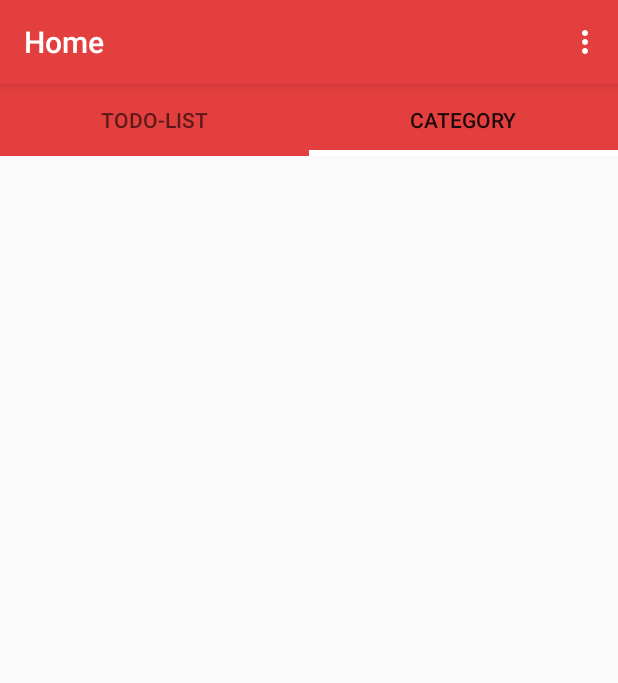
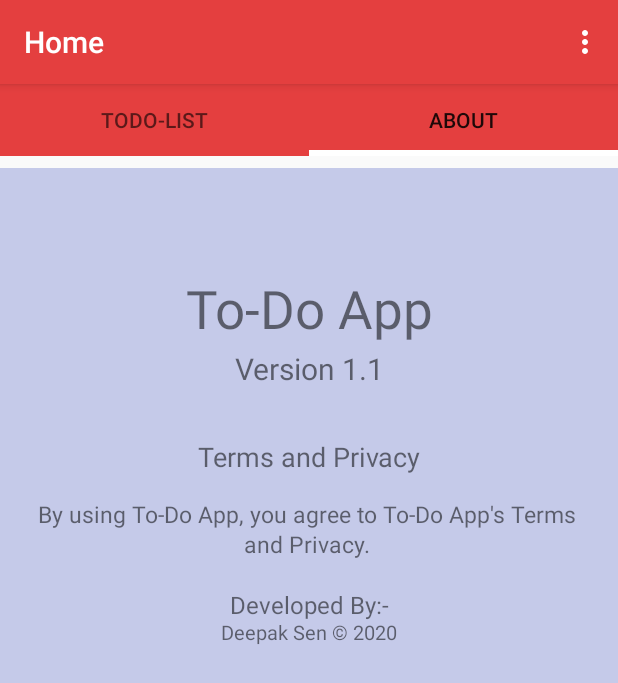
Before and after one commit to deepak-sen/ToDo_App, an Android app: the MainActivity screen opened directly, with no data from a screen before it, tab 2 chosen, on a phone screen of 412 x 824 dp. Shown: the top 683 px of the screen. Run offline under Robolectric (Android 15) with nearby library versions, the phone set to English and light mode, and no system bars; our stand-ins replace Room's generated code.

Commit message:
about page pushed to about

```diff
--- a/app/src/main/java/com/example/todomvvm/tasks/MainActivity.java
+++ b/app/src/main/java/com/example/todomvvm/tasks/MainActivity.java
@@ -40,7 +40,7 @@ public class MainActivity extends AppCompatActivity  {
         tabLayout = (TabLayout) findViewById(R.id.tabLayout);
         adapter = new TabAdapter(getSupportFragmentManager());
         adapter.addFragment(new ListFragment(), "Todo-List");
-        adapter.addFragment(new SecondFragment(), "Category");
+        adapter.addFragment(new SecondFragment(), "About");
 
         viewPager.setAdapter(adapter);
         tabLayout.setupWithViewPager(viewPager);
--- a/app/src/main/res/layout/fragment_second.xml
+++ b/app/src/main/res/layout/fragment_second.xml
@@ -5,7 +5,98 @@
     android:layout_width="match_parent"
     android:layout_height="match_parent"
     tools:context=".tasks.Register"
-    >
+    android:background="@color/colorPrimaryLight">
+
+    <ScrollView
+        android:layout_width="match_parent"
+        android:layout_height="match_parent">
+
+        <RelativeLayout
+            android:layout_width="match_parent"
+            android:layout_height="match_parent">
 
 
+            <TextView
+
+                android:layout_width="match_parent"
+                android:layout_height="wrap_content"
+                android:layout_marginTop="70dp"
+                android:layout_marginBottom="75dp"
+                android:text="To-Do App"
+
+                android:textAlignment="center"
+                android:textSize="35dp" />
+
+            <TextView
+
+                android:layout_width="match_parent"
+                android:layout_height="wrap_content"
+                android:layout_marginTop="120dp"
+                android:layout_marginBottom="75dp"
+                android:text="Version 1.1"
+
+                android:textAlignment="center"
+                android:textSize="20dp" />
+            <TextView
+
+                android:layout_width="match_parent"
+                android:layout_height="wrap_content"
+                android:layout_marginTop="180dp"
+                android:layout_marginBottom="75dp"
+                android:text="Terms and Privacy"
+
+                android:textAlignment="center"
+                android:textSize="18dp" />
+
+            <TextView
+
+                android:layout_width="match_parent"
+                android:layout_height="wrap_content"
+                android:layout_marginTop="220dp"
+                android:layout_marginBottom="75dp"
+                android:text="By using To-Do App, you agree to To-Do App's Terms "
+
+                android:textAlignment="center"
+                android:textSize="15dp" />
+
+            <TextView
+
+                android:layout_width="match_parent"
+                android:layout_height="wrap_content"
+                android:layout_marginTop="240dp"
+                android:layout_marginBottom="75dp"
+                android:text="and Privacy. "
+
+                android:textAlignment="center"
+                android:textSize="15dp" />
+
+
+            <TextView
+
+                android:layout_width="match_parent"
+                android:layout_height="wrap_content"
+                android:layout_marginTop="280dp"
+                android:layout_marginBottom="75dp"
+
+                android:text="Developed By:-"
+                android:textAlignment="center"
+
+                android:textSize="16dp" />
+
+            <TextView
+
+                android:layout_width="match_parent"
+                android:layout_height="wrap_content"
+                android:layout_marginTop="300dp"
+                android:layout_marginBottom="75dp"
+                android:text="Deepak Sen © 2020"
+                android:textAlignment="center"
+
+                android:textSize="13dp" />
+
+
+        </RelativeLayout>
+
+    </ScrollView>
+
 </RelativeLayout>
```
